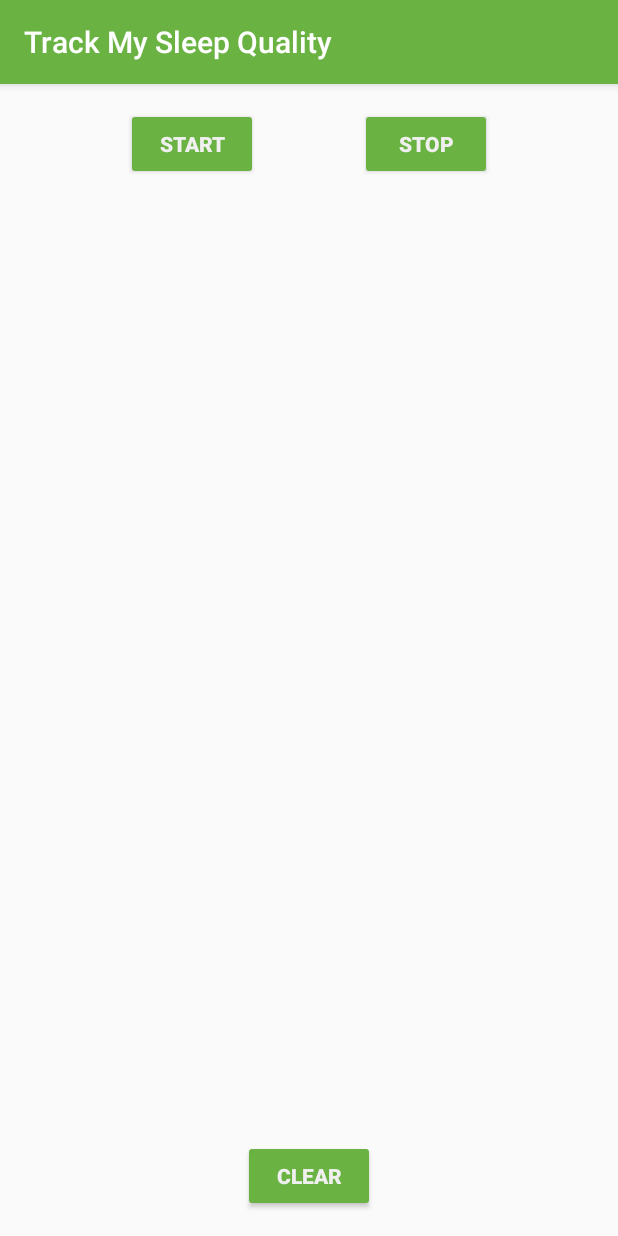
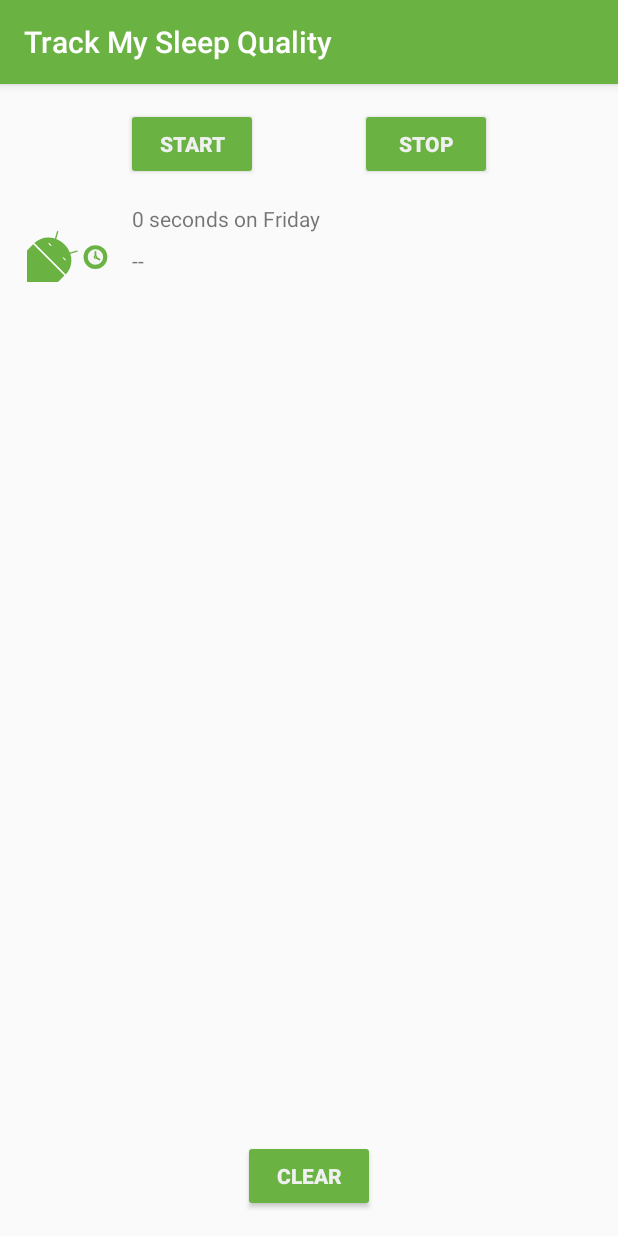
Before and after one commit to kouki-dan/kotlin-foundamentals, an Android app: the screen it shows after launch (MainActivity), after a tap on "START", on a phone screen of 412 x 824 dp. Run offline under Robolectric (Android 15) with nearby library versions, the phone set to English and light mode, and no system bars; our stand-ins replace Room's generated code, data binding; Roboto replaces fonts that are not available here; 3 statements that could not run were skipped.

Commit message:
07.01 Hello RecyclerView

```diff
--- a/RecyclerViewFundamentals-Starter/app/build.gradle
+++ b/RecyclerViewFundamentals-Starter/app/build.gradle
@@ -76,4 +76,6 @@ dependencies {
     testImplementation 'junit:junit:4.12'
     androidTestImplementation 'androidx.test:runner:1.1.0-alpha4'
     androidTestImplementation 'androidx.test.espresso:espresso-core:3.1.0-alpha4'
+
+    implementation 'androidx.recyclerview:recyclerview:1.0.0'
 }
--- a/RecyclerViewFundamentals-Starter/app/src/main/java/com/example/android/trackmysleepquality/Util.kt
+++ b/RecyclerViewFundamentals-Starter/app/src/main/java/com/example/android/trackmysleepquality/Util.kt
@@ -21,33 +21,35 @@ import android.content.res.Resources
 import android.os.Build
 import android.text.Html
 import android.text.Spanned
+import android.widget.TextView
+import androidx.recyclerview.widget.RecyclerView
 import com.example.android.trackmysleepquality.database.SleepNight
 import java.text.SimpleDateFormat
-//import java.util.concurrent.TimeUnit
-//import java.util.*
+import java.util.concurrent.TimeUnit
+import java.util.*
 
 
-//private val ONE_MINUTE_MILLIS = TimeUnit.MILLISECONDS.convert(1, TimeUnit.MINUTES)
-//private val ONE_HOUR_MILLIS = TimeUnit.MILLISECONDS.convert(1, TimeUnit.HOURS)
+private val ONE_MINUTE_MILLIS = TimeUnit.MILLISECONDS.convert(1, TimeUnit.MINUTES)
+private val ONE_HOUR_MILLIS = TimeUnit.MILLISECONDS.convert(1, TimeUnit.HOURS)
 
-//fun convertDurationToFormatted(startTimeMilli: Long, endTimeMilli: Long, res: Resources): String {
-//    val durationMilli = endTimeMilli - startTimeMilli
-//    val weekdayString = SimpleDateFormat("EEEE", Locale.getDefault()).format(startTimeMilli)
-//    return when {
-//        durationMilli < ONE_MINUTE_MILLIS -> {
-//            val seconds = TimeUnit.SECONDS.convert(durationMilli, TimeUnit.MILLISECONDS)
-//            res.getString(R.string.seconds_length, seconds, weekdayString)
-//        }
-//        durationMilli < ONE_HOUR_MILLIS -> {
-//            val minutes = TimeUnit.MINUTES.convert(durationMilli, TimeUnit.MILLISECONDS)
-//            res.getString(R.string.minutes_length, minutes, weekdayString)
-//        }
-//        else -> {
-//            val hours = TimeUnit.HOURS.convert(durationMilli, TimeUnit.MILLISECONDS)
-//            res.getString(R.string.hours_length, hours, weekdayString)
-//        }
-//    }
-//}
+fun convertDurationToFormatted(startTimeMilli: Long, endTimeMilli: Long, res: Resources): String {
+    val durationMilli = endTimeMilli - startTimeMilli
+    val weekdayString = SimpleDateFormat("EEEE", Locale.getDefault()).format(startTimeMilli)
+    return when {
+        durationMilli < ONE_MINUTE_MILLIS -> {
+            val seconds = TimeUnit.SECONDS.convert(durationMilli, TimeUnit.MILLISECONDS)
+            res.getString(R.string.seconds_length, seconds, weekdayString)
+        }
+        durationMilli < ONE_HOUR_MILLIS -> {
+            val minutes = TimeUnit.MINUTES.convert(durationMilli, TimeUnit.MILLISECONDS)
+            res.getString(R.string.minutes_length, minutes, weekdayString)
+        }
+        else -> {
+            val hours = TimeUnit.HOURS.convert(durationMilli, TimeUnit.MILLISECONDS)
+            res.getString(R.string.hours_length, hours, weekdayString)
+        }
+    }
+}
 
 
 
@@ -133,3 +135,5 @@ fun formatNights(nights: List<SleepNight>, resources: Resources): Spanned {
         return Html.fromHtml(sb.toString())
     }
 }
+
+class TextItemViewHolder(val textView: TextView): RecyclerView.ViewHolder(textView)
--- /dev/null
+++ b/RecyclerViewFundamentals-Starter/app/src/main/java/com/example/android/trackmysleepquality/sleeptracker/SleepNightAdapter.kt
@@ -0,0 +1,63 @@
+package com.example.android.trackmysleepquality.sleeptracker
+
+import android.view.LayoutInflater
+import android.view.View
+import android.view.ViewGroup
+import android.widget.ImageView
+import android.widget.TextView
+import androidx.recyclerview.widget.RecyclerView
+import com.example.android.trackmysleepquality.R
+import com.example.android.trackmysleepquality.convertDurationToFormatted
+import com.example.android.trackmysleepquality.convertNumericQualityToString
+import com.example.android.trackmysleepquality.database.SleepNight
+
+class SleepNightAdapter: RecyclerView.Adapter<SleepNightAdapter.ViewHolder>() {
+
+    class ViewHolder private constructor(itemView: View): RecyclerView.ViewHolder(itemView) {
+        val sleepLength: TextView = itemView.findViewById(R.id.sleep_length)
+        val quality: TextView = itemView.findViewById(R.id.quality_string)
+        val qualityImage: ImageView = itemView.findViewById(R.id.quality_image)
+
+        fun bind(item: SleepNight) {
+            val res = itemView.context.resources
+            sleepLength.text = convertDurationToFormatted(item.startTimeMilli, item.endTimeMilli, res)
+            quality.text= convertNumericQualityToString(item.sleepQuality, res)
+            qualityImage.setImageResource(when (item.sleepQuality) {
+                0 -> R.drawable.ic_sleep_0
+                1 -> R.drawable.ic_sleep_1
+                2 -> R.drawable.ic_sleep_2
+                3 -> R.drawable.ic_sleep_3
+                4 -> R.drawable.ic_sleep_4
+                5 -> R.drawable.ic_sleep_5
+                else -> R.drawable.ic_sleep_active
+            })
+        }
+
+        companion object {
+            fun from(parent: ViewGroup): ViewHolder {
+                val layoutInflater = LayoutInflater.from(parent.context)
+                val view = layoutInflater.inflate(R.layout.list_item_sleep_night, parent, false)
+                return ViewHolder(view)
+            }
+        }
+    }
+
+    var data = listOf<SleepNight>()
+        set(value) {
+            field = value
+            notifyDataSetChanged()
+        }
+
+    override fun getItemCount() = data.size
+
+    override fun onBindViewHolder(holder: ViewHolder, position: Int) {
+        val item = data[position]
+        holder.bind(item)
+    }
+
+    override fun onCreateViewHolder(parent: ViewGroup, viewType: Int): SleepNightAdapter.ViewHolder {
+        return ViewHolder.from(parent)
+    }
+
+
+}
--- a/RecyclerViewFundamentals-Starter/app/src/main/java/com/example/android/trackmysleepquality/sleeptracker/SleepTrackerFragment.kt
+++ b/RecyclerViewFundamentals-Starter/app/src/main/java/com/example/android/trackmysleepquality/sleeptracker/SleepTrackerFragment.kt
@@ -17,6 +17,7 @@
 package com.example.android.trackmysleepquality.sleeptracker
 
 import android.os.Bundle
+import android.util.Log
 import android.view.LayoutInflater
 import android.view.View
 import android.view.ViewGroup
@@ -106,6 +107,15 @@ class SleepTrackerFragment : Fragment() {
                 sleepTrackerViewModel.doneNavigating()
             }
         })
+
+        val adapter = SleepNightAdapter()
+        binding.sleepList.adapter = adapter
+        sleepTrackerViewModel.nights.observe(viewLifecycleOwner, Observer {
+            it?.let {
+                adapter.data = it
+            }
+        })
+
         return binding.root
     }
 }
--- a/RecyclerViewFundamentals-Starter/app/src/main/java/com/example/android/trackmysleepquality/sleeptracker/SleepTrackerViewModel.kt
+++ b/RecyclerViewFundamentals-Starter/app/src/main/java/com/example/android/trackmysleepquality/sleeptracker/SleepTrackerViewModel.kt
@@ -63,7 +63,7 @@ class SleepTrackerViewModel(
 
     private var tonight = MutableLiveData<SleepNight?>()
 
-    private val nights = database.getAllNights()
+    val nights = database.getAllNights()
 
     /**
      * Converted nights to Spanned for displaying.
--- a/RecyclerViewFundamentals-Starter/app/src/main/res/layout/fragment_sleep_tracker.xml
+++ b/RecyclerViewFundamentals-Starter/app/src/main/res/layout/fragment_sleep_tracker.xml
@@ -39,28 +39,16 @@
              better and more efficient way to do this, and you will learn about
              RecyclerView in a later lesson. -->
 
-        <ScrollView
-            android:layout_width="match_parent"
+        <androidx.recyclerview.widget.RecyclerView
+            app:layoutManager="androidx.recyclerview.widget.LinearLayoutManager"
+            android:id="@+id/sleep_list"
+            android:layout_width="0dp"
             android:layout_height="0dp"
             app:layout_constraintBottom_toTopOf="@+id/clear_button"
             app:layout_constraintEnd_toEndOf="parent"
-            app:layout_constraintRight_toRightOf="parent"
             app:layout_constraintStart_toStartOf="parent"
-            app:layout_constraintTop_toBottomOf="@+id/stop_button">
-
-            <!-- In the TextView, we can access the nightsString LiveData,
-                 which keeps it displayed and updated in the TextView
-                 whenever it changes. -->
-
-            <TextView
-                android:id="@+id/textview"
-                android:layout_width="match_parent"
-                android:layout_height="wrap_content"
-                android:layout_marginStart="@dimen/margin"
-                android:layout_marginTop="@dimen/margin"
-                android:layout_marginEnd="@dimen/margin"
-                android:text="@{sleepTrackerViewModel.nightsString}" />
-        </ScrollView>
+            app:layout_constraintTop_toBottomOf="@+id/stop_button"
+            />
 
         <!-- With data binding and LiveData, we can track the buttons' visibility states
              from the ViewModel. The click handler is in the ViewModel as well, and
--- /dev/null
+++ b/RecyclerViewFundamentals-Starter/app/src/main/res/layout/list_item_sleep_night.xml
@@ -0,0 +1,42 @@
+<?xml version="1.0" encoding="utf-8"?>
+<androidx.constraintlayout.widget.ConstraintLayout xmlns:android="http://schemas.android.com/apk/res/android"
+    xmlns:app="http://schemas.android.com/apk/res-auto"
+    xmlns:tools="http://schemas.android.com/tools"
+    android:layout_width="match_parent"
+    android:layout_height="wrap_content">
+
+    <ImageView
+        android:id="@+id/quality_image"
+        android:layout_width="@dimen/icon_size"
+        android:layout_height="60dp"
+        android:layout_marginStart="16dp"
+        android:layout_marginTop="8dp"
+        android:layout_marginBottom="8dp"
+        app:layout_constraintBottom_toBottomOf="parent"
+        app:layout_constraintStart_toStartOf="parent"
+        app:layout_constraintTop_toTopOf="parent"
+        tools:srcCompat="@drawable/ic_sleep_5" />
+
+    <TextView
+        android:id="@+id/sleep_length"
+        android:layout_width="0dp"
+        android:layout_height="20dp"
+        android:layout_marginStart="8dp"
+        android:layout_marginTop="8dp"
+        android:layout_marginEnd="16dp"
+        app:layout_constraintEnd_toEndOf="parent"
+        app:layout_constraintStart_toEndOf="@+id/quality_image"
+        app:layout_constraintTop_toTopOf="@+id/quality_image"
+        tools:text="Wednesday" />
+
+    <TextView
+        android:id="@+id/quality_string"
+        android:layout_width="0dp"
+        android:layout_height="20dp"
+        android:layout_marginTop="8dp"
+        app:layout_constraintEnd_toEndOf="@+id/sleep_length"
+        app:layout_constraintHorizontal_bias="0.0"
+        app:layout_constraintStart_toStartOf="@+id/sleep_length"
+        app:layout_constraintTop_toBottomOf="@+id/sleep_length"
+        tools:text="Excellent!!!" />
+</androidx.constraintlayout.widget.ConstraintLayout>
--- /dev/null
+++ b/RecyclerViewFundamentals-Starter/app/src/main/res/layout/text_item_view.xml
@@ -0,0 +1,7 @@
+<?xml version="1.0" encoding="utf-8"?>
+<TextView xmlns:android="http://schemas.android.com/apk/res/android"
+    android:textSize="24sp"
+    android:paddingStart="16dp"
+    android:paddingEnd="16dp"
+    android:layout_width="match_parent"
+    android:layout_height="wrap_content" />
```
Also changed, not shown: 1 other file.
